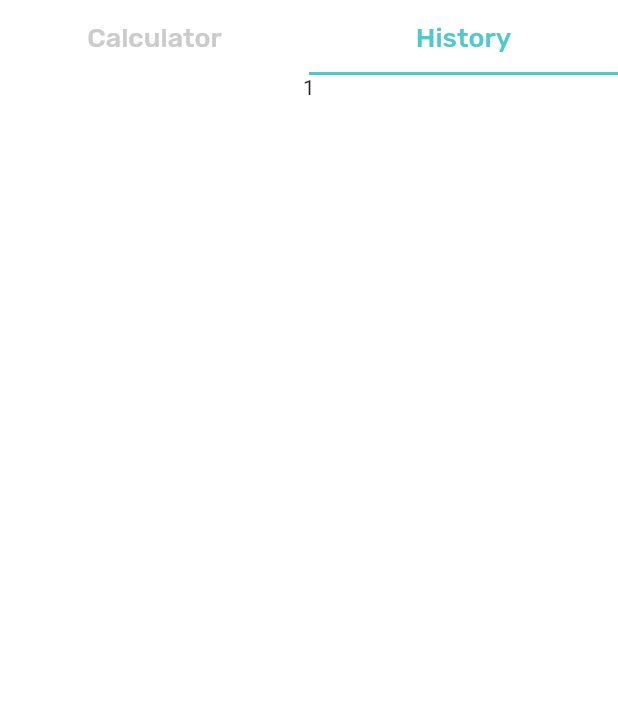
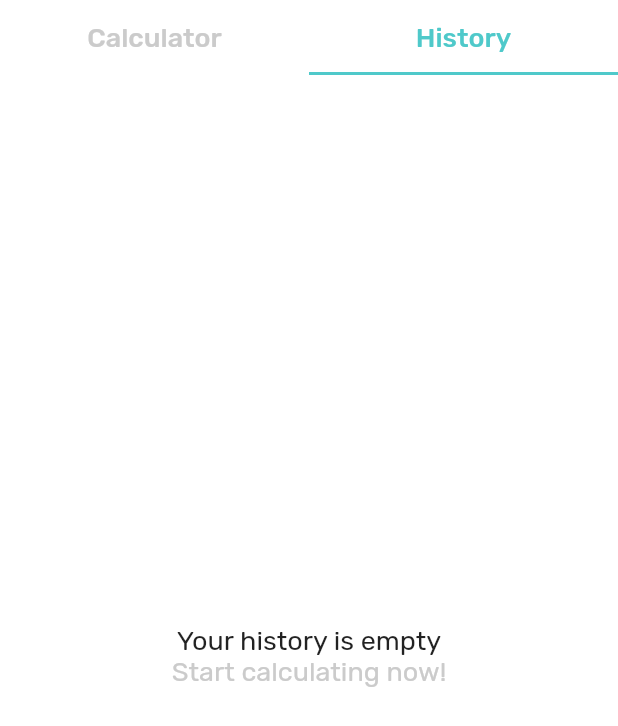
Before and after one commit to neoruien/binary-calculator, a Flutter app: the screen it shows after launch, tab 2 chosen, on a phone screen of 412 x 824 dp. Shown: the top 726 px of the screen. Run offline on Flutter 3.47's test engine with Material 2 defaults, Android fonts, the phone set to English and light mode, and no system bars; our stand-ins replace google_fonts.

Commit message:
Add history tab

```diff
--- a/lib/main.dart
+++ b/lib/main.dart
@@ -19,6 +19,7 @@ class CalcApp extends StatefulWidget {
 class _CalcAppState extends State<CalcApp> {
   List<dynamic> _expressions = [];
   String _answer = '';
+  List<List<String>> _history = [];
   int _radix = 10;
 
   void changeMode(String text) {
@@ -143,6 +144,10 @@ class _CalcAppState extends State<CalcApp> {
   }
 
   void evaluate(String text) {
+    if (_expressions.length == 0) {
+      return;
+    }
+
     if (!isNumeric(_expressions.last)) {
       setState(() {
         _expressions.removeLast();
@@ -218,9 +223,112 @@ class _CalcAppState extends State<CalcApp> {
     // Second loop: debug
     print("ans: " + ans.toString());
     // Second loop: setState
+    String finalExpression = _expressions.join(" ");
+    String finalAnswer = ans.toRadixString(_radix).toUpperCase();
+    List<String> newEntry = [];
+    newEntry.add(finalExpression);
+    newEntry.add(finalAnswer);
     setState(() {
-      _answer = ans.toRadixString(_radix).toUpperCase();
+      _answer = finalAnswer;
+      _history.add(newEntry);
     });
+  }
+
+  void clearHistory() {
+    setState(() {
+      _history.clear();
+    });
+  }
+
+  Widget getHistoryWidget() {
+    if (_history.length == 0) {
+      return Column(
+        mainAxisAlignment: MainAxisAlignment.center,
+        crossAxisAlignment: CrossAxisAlignment.center,
+        children: [
+          Text(
+            "Your history is empty",
+            style: GoogleFonts.rubik(
+                textStyle: TextStyle(fontSize: 18)
+            )
+          ),
+          Text(
+              "Start calculating now!",
+              style: GoogleFonts.rubik(
+                  textStyle: TextStyle(fontSize: 18, color: Color(ThemeColors.GREY))
+              )
+          ),
+        ]
+      );
+    } else {
+      return Column(
+        children: [
+          Expanded(
+              flex: 10,
+              child: SingleChildScrollView(
+                child: Column(
+                  children: [
+                    for (var entry in _history) Container(
+                        width: double.infinity,
+                        padding: EdgeInsets.symmetric(vertical: 15, horizontal: 20),
+                        decoration: BoxDecoration(
+                          border: Border(
+                            bottom: BorderSide(width: 1, color: Color(ThemeColors.GREY)),
+                          ),
+                        ),
+                        child: Row(
+                          mainAxisAlignment: MainAxisAlignment.spaceBetween,
+                          children: [
+                            IconButton(
+                                onPressed: () {
+                                  Clipboard.setData(new ClipboardData(text: entry[1]));
+                                },
+                                icon: Icon(Icons.copy)),
+                            Column(
+                              crossAxisAlignment: CrossAxisAlignment.end,
+                              children: [
+                                Text(
+                                    entry[0],
+                                    style: GoogleFonts.rubik(
+                                        textStyle: TextStyle(fontSize: 18)
+                                    )
+                                ),
+                                Text(
+                                    entry[1],
+                                    style: GoogleFonts.rubik(
+                                        textStyle: TextStyle(fontSize: 30)
+                                    )
+                                ),
+                              ],
+                            ),
+                          ],
+                        )
+                    )
+                  ],
+                ),
+              ),
+          ),
+          Expanded(
+              flex: 1,
+              child: TextButton(
+                onPressed: clearHistory,
+                child: Container(
+                  width: double.infinity,
+                  child: Center(
+                    child: Text(
+                        "Clear",
+                        style: GoogleFonts.rubik(
+                            textStyle: TextStyle(
+                                fontSize: 18,
+                                color: Color(ThemeColors.PRIMARY))
+                        )
+                    ),
+                  ),
+                ))
+          )
+        ],
+      );
+    }
   }
 
   @override
@@ -483,11 +591,7 @@ class _CalcAppState extends State<CalcApp> {
                     ),
                   ],
                 ),
-                Column(
-                  children: [
-                    Text("1")
-                  ],
-                )
+                getHistoryWidget(),
               ],
             )
           ),
```
